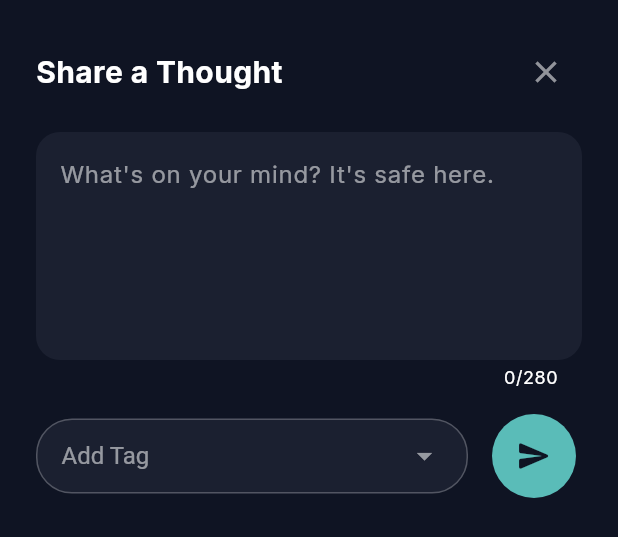
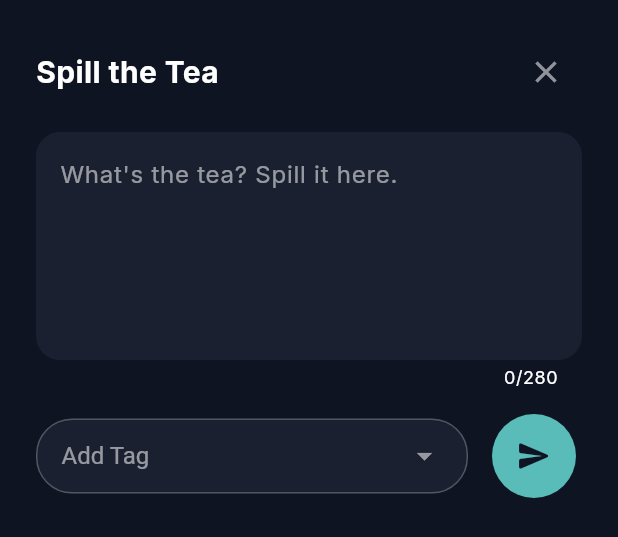
Before and after one commit to vishwamharitwal/Safesapce.server, a Flutter app: the _CreatePostSheet widget shown alone on an empty page, opened directly, on a phone screen of 412 x 824 dp. Shown: the top 537 px of the screen. Run offline on Flutter 3.47's test engine with Material 3 defaults, Android fonts, the phone set to English and light mode, and no system bars; our stand-ins replace app_links, connectivity_plus, flutter_animate, flutter_dotenv, flutter_riverpod, google_fonts and 8 more; missing offline and left inert: audio_session, flutter_background, flutter_webrtc; accounts and stored records are empty; network calls fail.

Commit message:
UI: Renamed Community to Tea Community and Think to The Tea

```diff
--- a/lib/features/community/presentation/pages/thoughts_screen.dart
+++ b/lib/features/community/presentation/pages/thoughts_screen.dart
@@ -222,9 +222,9 @@ class _ThoughtsScreenState extends State<ThoughtsScreen> {
         backgroundColor: AppColors.primaryAccent,
         foregroundColor: AppColors.background,
         elevation: 4,
-        icon: const Icon(Icons.edit_note_rounded),
+        icon: const Icon(Icons.coffee_rounded),
         label: const Text(
-          'Post',
+          'Spill',
           style: TextStyle(fontWeight: FontWeight.bold, fontSize: 16),
         ),
       ),
@@ -235,7 +235,7 @@ class _ThoughtsScreenState extends State<ThoughtsScreen> {
             const Padding(
               padding: EdgeInsets.fromLTRB(24.0, 20.0, 24.0, 8.0),
               child: Text(
-                'Community',
+                'Tea Community',
                 style: TextStyle(
                   color: Colors.white,
                   fontSize: 28,
@@ -297,7 +297,7 @@ class _ThoughtsScreenState extends State<ThoughtsScreen> {
                                       setState(() => _showMyThoughts = false),
                                   child: Center(
                                     child: Text(
-                                      'All Thoughts',
+                                      'All Tea',
                                       style: TextStyle(
                                         color: !_showMyThoughts
                                             ? Colors.white
@@ -318,7 +318,7 @@ class _ThoughtsScreenState extends State<ThoughtsScreen> {
                                       setState(() => _showMyThoughts = true),
                                   child: Center(
                                     child: Text(
-                                      'My Thoughts',
+                                      'My Tea',
                                       style: TextStyle(
                                         color: _showMyThoughts
                                             ? Colors.white
@@ -468,7 +468,7 @@ class _ThoughtsScreenState extends State<ThoughtsScreen> {
                                           const SizedBox(width: 12),
                                           Expanded(
                                             child: Text(
-                                              'Share your thoughts with the world.',
+                                              'Spill the tea with the world.',
                                               style: TextStyle(
                                                 color: Colors.white
                                                     .withValues(alpha: 0.9),
@@ -1020,7 +1020,7 @@ class _CreatePostSheetState extends State<_CreatePostSheet> {
               mainAxisAlignment: MainAxisAlignment.spaceBetween,
               children: [
                 const Text(
-                  'Share a Thought',
+                  'Spill the Tea',
                   style: TextStyle(
                     fontSize: 20,
                     fontWeight: FontWeight.bold,
@@ -1040,7 +1040,7 @@ class _CreatePostSheetState extends State<_CreatePostSheet> {
               maxLength: 280,
               style: const TextStyle(color: Colors.white, fontSize: 16),
               decoration: InputDecoration(
-                hintText: "What's on your mind? It's safe here.",
+                hintText: "What's the tea? Spill it here.",
                 hintStyle: const TextStyle(color: Colors.white54),
                 filled: true,
                 fillColor: AppColors.cardBackground,
--- a/lib/features/home/presentation/pages/main_layout_screen.dart
+++ b/lib/features/home/presentation/pages/main_layout_screen.dart
@@ -645,13 +645,13 @@ class _MainLayoutScreenState extends State<MainLayoutScreen> {
                 const BottomNavigationBarItem(
                   icon: Padding(
                     padding: EdgeInsets.only(bottom: 4.0),
-                    child: Icon(Icons.forum_outlined),
+                    child: Icon(Icons.emoji_food_beverage_outlined),
                   ),
                   activeIcon: Padding(
                     padding: EdgeInsets.only(bottom: 4.0),
-                    child: Icon(Icons.forum_rounded),
+                    child: Icon(Icons.emoji_food_beverage_rounded),
                   ),
-                  label: 'Think',
+                  label: 'The Tea',
                 ),
                 BottomNavigationBarItem(
                   icon: Padding(
```
